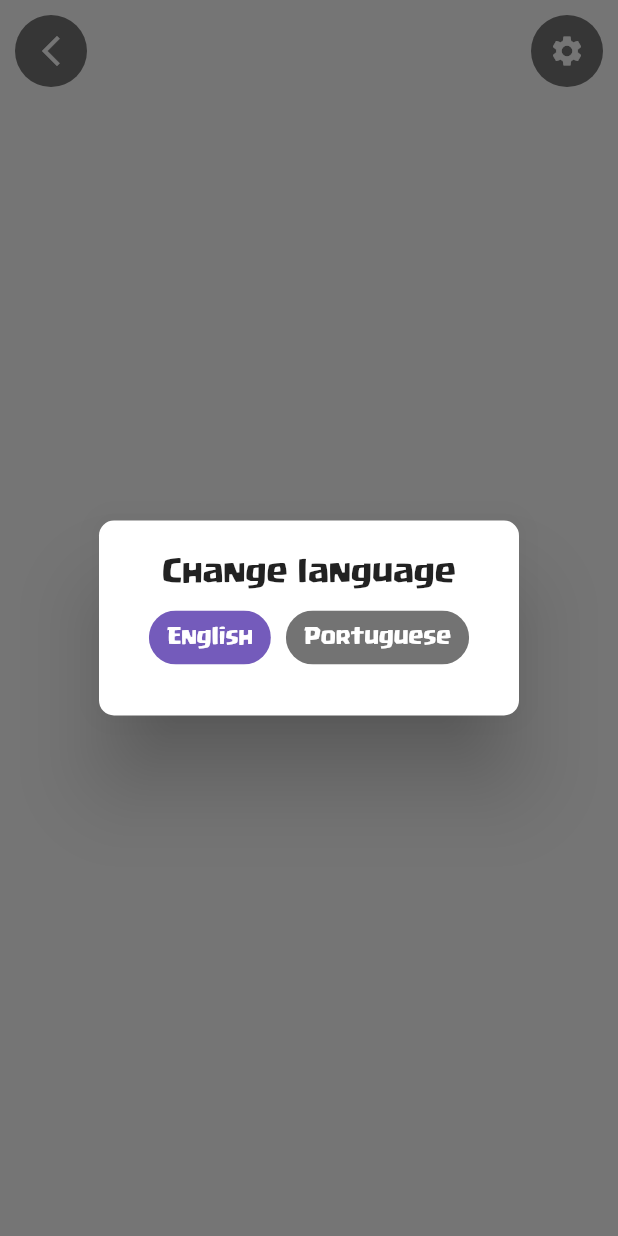
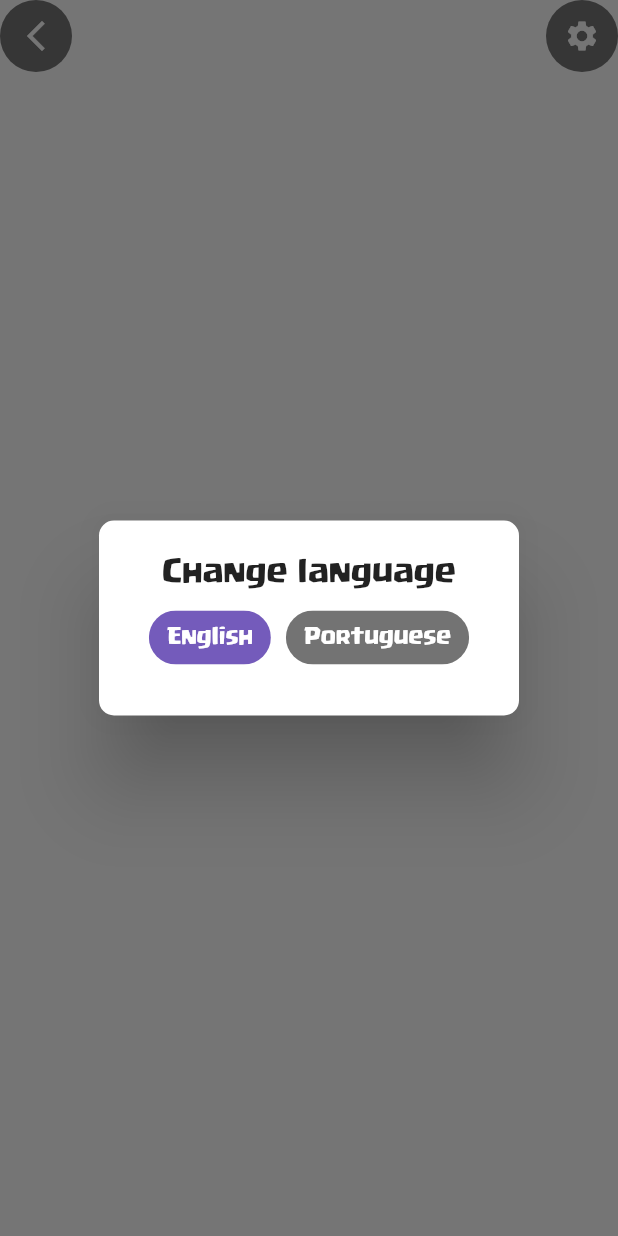
Before and after one commit to charleslana/mini_app, a Flutter app: the BackBar widget shown alone on an empty page, opened directly, after a tap on the "settings" icon, on a phone screen of 412 x 824 dp. Run offline on Flutter 3.47's test engine with Material 2 defaults, Android fonts, the phone set to English and light mode, and no system bars; our stand-ins replace bouncing_widget, flutter_staggered_animations, get, get_storage, simple_animations; accounts and stored records are empty; network calls fail.

Commit message:
update structure

```diff
--- a/lib/src/components/back_bar.dart
+++ b/lib/src/components/back_bar.dart
@@ -7,9 +7,7 @@ class BackBar extends StatelessWidget {
 
   @override
   Widget build(BuildContext context) {
-    return Padding(
-      padding: const EdgeInsets.all(10),
-      child: Row(
+    return Row(
       mainAxisAlignment: MainAxisAlignment.spaceBetween,
       children: [
         Container(
@@ -39,7 +37,6 @@ class BackBar extends StatelessWidget {
           ),
         ),
       ],
-      ),
     );
   }
 }
```
Lines whose indentation alone changed are shown as unchanged.
